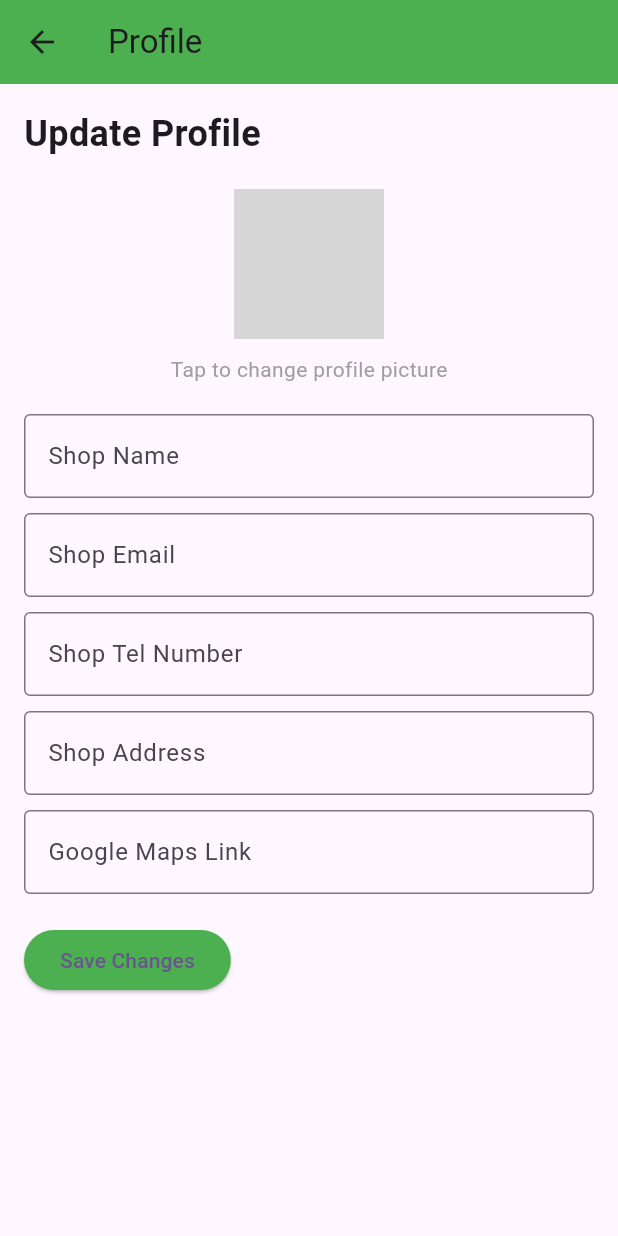
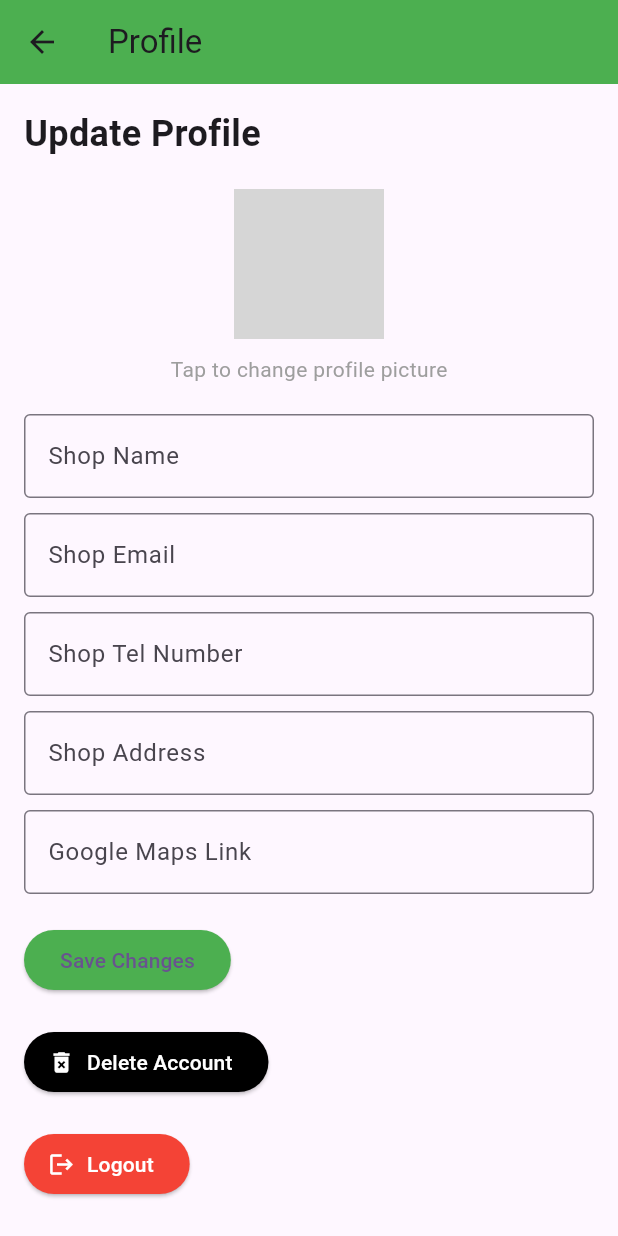
Before and after one commit to Kavishka-Ranasinghe/Buildsphere-Mobile-App, a Flutter app: the ProfileScreen screen opened directly, on a phone screen of 412 x 824 dp. Run offline on Flutter 3.47's test engine with Material 3 defaults, Android fonts, the phone set to English and light mode, and no system bars; our stand-ins replace cloud_firestore, firebase_auth, firebase_core, firebase_storage, image_picker, shared_preferences; accounts and stored records are empty; grey boxes are pictures that could not be loaded.

Commit message:
hso profile

```diff
--- a/lib/Hardware Shop Owner/hso_profile_edit.dart
+++ b/lib/Hardware Shop Owner/hso_profile_edit.dart
@@ -1,6 +1,9 @@
 import 'dart:io';
 import 'package:flutter/material.dart';
 import 'package:image_picker/image_picker.dart';
+import 'package:firebase_auth/firebase_auth.dart'; // Added for Firebase Authentication
+import 'package:cloud_firestore/cloud_firestore.dart'; // Added for Firestore operations
+import 'package:firebase_storage/firebase_storage.dart'; // Added for Firebase Storage
 import '../login.dart'; // Import the Login Page
 
 class ProfileScreen extends StatefulWidget {
@@ -20,6 +23,10 @@ class _ProfileScreenState extends State<ProfileScreen> {
   final ImagePicker _picker = ImagePicker();
   final _formKey = GlobalKey<FormState>();
 
+  // Used for delete account process
+  String _userId = "";
+  String? _downloadURL; // To store profile image URL if any
+
   // Function to pick an image from the gallery
   Future<void> _pickImage() async {
     final pickedFile = await _picker.pickImage(source: ImageSource.gallery);
@@ -30,8 +37,9 @@ class _ProfileScreenState extends State<ProfileScreen> {
     });
   }
 
-  // Function to log out and redirect to login page
-  void _logout(BuildContext context) {
+  // Function to log out and redirect to login page using Firebase sign-out
+  void _logout(BuildContext context) async {
+    await FirebaseAuth.instance.signOut();
     Navigator.pushAndRemoveUntil(
       context,
       MaterialPageRoute(builder: (context) => const LoginPage()),
@@ -39,38 +47,69 @@ class _ProfileScreenState extends State<ProfileScreen> {
     );
   }
 
-  // Function to delete profile
-  void _deleteProfile(BuildContext context) {
+  // Function to delete account with confirmation dialog
+  Future<void> _deleteAccount(BuildContext context) async {
     showDialog(
       context: context,
       builder: (BuildContext dialogContext) {
         return AlertDialog(
-          title: const Text("Delete Profile"),
-          content: const Text("Are you sure you want to delete your profile? This action cannot be undone."),
-          actions: [
+          title: const Text("Delete Account"),
+          content: const Text("Are you sure you want to delete your account? This action cannot be undone."),
+          actions: <Widget>[
             TextButton(
-              onPressed: () {
-                Navigator.pop(dialogContext);
-              },
-              child: const Text("No"),
+              onPressed: () => Navigator.of(dialogContext).pop(),
+              child: const Text("Cancel"),
             ),
             TextButton(
-              onPressed: () {
-                ScaffoldMessenger.of(context).showSnackBar(
-                  const SnackBar(content: Text("Profile deleted successfully")),
-                );
-                Navigator.pushAndRemoveUntil(
-                  context,
-                  MaterialPageRoute(builder: (context) => const LoginPage()),
-                      (route) => false,
-                );
+              onPressed: () async {
+                Navigator.of(dialogContext).pop();
+                await _confirmDelete();
               },
-              child: const Text("Yes", style: TextStyle(color: Colors.red)),
+              style: TextButton.styleFrom(foregroundColor: Colors.red),
+              child: const Text("Delete"),
             ),
           ],
         );
       },
     );
+  }
+
+  Future<void> _confirmDelete() async {
+    try {
+      User? user = FirebaseAuth.instance.currentUser;
+      if (user == null) return;
+      _userId = user.uid;
+
+      // Step 1: Delete user document from Firestore
+      await FirebaseFirestore.instance.collection('users').doc(_userId).delete();
+
+      // Step 2: Delete profile image from Firebase Storage (if exists)
+      if (_downloadURL != null) {
+        try {
+          await FirebaseStorage.instance.ref('profile_pictures/$_userId.jpg').delete();
+        } catch (e) {
+          print("No profile picture found to delete.");
+        }
+      }
+
+      // Step 3: Delete user from Firebase Authentication
+      await user.delete();
+
+      // Step 4: Redirect to Login Page
+      Navigator.pushAndRemoveUntil(
+        context,
+        MaterialPageRoute(builder: (context) => const LoginPage()),
+            (route) => false,
+      );
+
+      ScaffoldMessenger.of(context).showSnackBar(
+        const SnackBar(content: Text("Account deleted successfully")),
+      );
+    } catch (e) {
+      ScaffoldMessenger.of(context).showSnackBar(
+        SnackBar(content: Text("Error deleting account: $e")),
+      );
+    }
   }
 
   // Function to validate Google Maps link
@@ -182,6 +221,20 @@ class _ProfileScreenState extends State<ProfileScreen> {
                   ),
                   child: const Text('Save Changes'),
                 ),
+                const SizedBox(height: 20),
+                ElevatedButton.icon(
+                  onPressed: () => _deleteAccount(context),
+                  style: ElevatedButton.styleFrom(backgroundColor: Colors.black),
+                  icon: const Icon(Icons.delete_forever, color: Colors.white),
+                  label: const Text('Delete Account', style: TextStyle(color: Colors.white)),
+                ),
+                const SizedBox(height: 20),
+                ElevatedButton.icon(
+                  onPressed: () => _logout(context),
+                  style: ElevatedButton.styleFrom(backgroundColor: Colors.red),
+                  icon: const Icon(Icons.logout, color: Colors.white),
+                  label: const Text('Logout', style: TextStyle(color: Colors.white)),
+                ),
               ],
             ),
           ),
```
